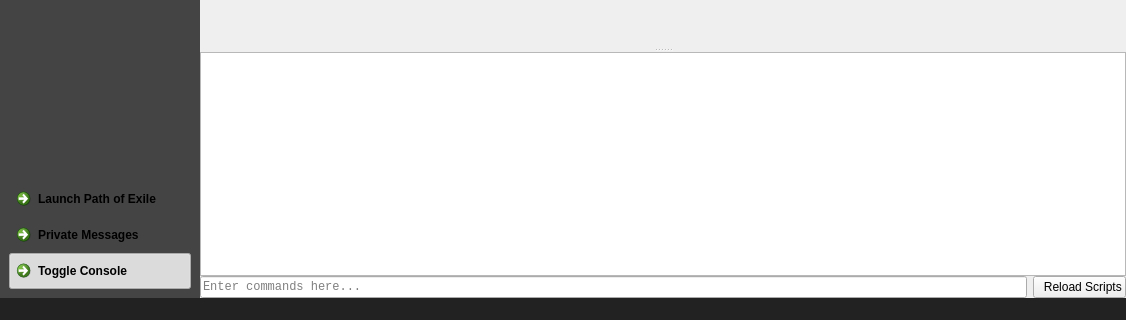
Before: the Qt Designer form core/ui/mainwindow.ui in Novynn/Adamant, drawn with Qt 5; both pictures show x 0 to 1126 and y 335 to 655 of the 1126 by 655 pixel window.
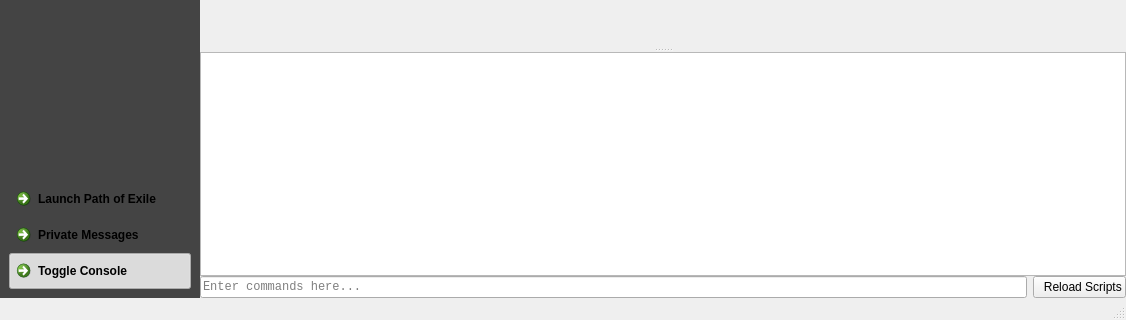
After: the same form once the commit is applied. Icons and pictures are not drawn. Custom widgets are drawn as their Qt base class.

Diff of the .ui file:
```diff
--- a/core/ui/mainwindow.ui
+++ b/core/ui/mainwindow.ui
@@ -15,11 +15,16 @@
   </property>
   <property name="styleSheet">
    <string notr="true">#MainWindow {
-    border-image: url(:/images/background3.jpg);
+    
+	border-image: url(:/images/light_background.jpg);
 }
 
 #sidebarWidget {
     background-color: rgba(20, 20, 20, 200);
+}
+
+#statusBar {
+    background-color: #222;
 }</string>
   </property>
   <widget class="QWidget" name="centralwidget">
@@ -685,8 +690,11 @@
    </layout>
   </widget>
   <widget class="QStatusBar" name="statusbar">
+   <property name="autoFillBackground">
+    <bool>true</bool>
+   </property>
    <property name="styleSheet">
-    <string notr="true">background-color: #222;</string>
+    <string notr="true"/>
    </property>
    <property name="sizeGripEnabled">
     <bool>true</bool>
```
Left out of the diff: 5 changed lines with no effect on the pictures.
